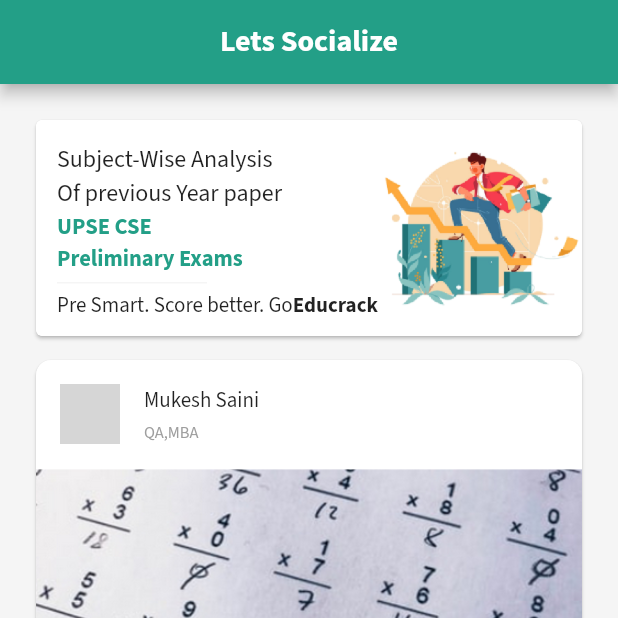
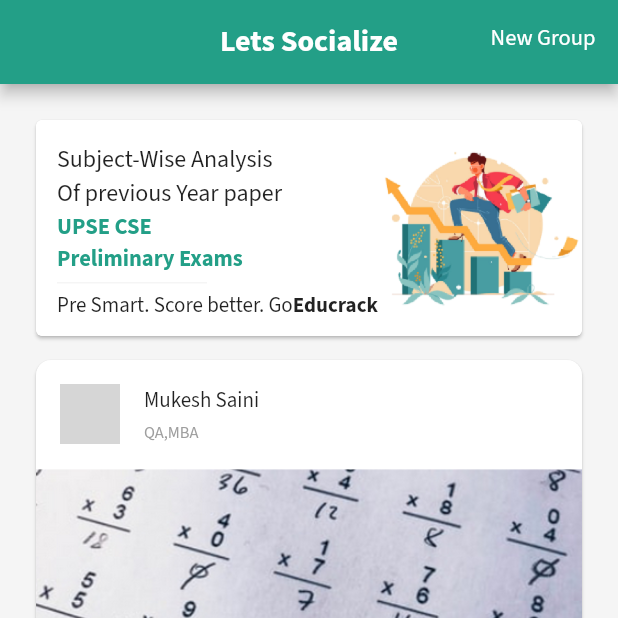
Before and after one commit to sudislife/edumeet, a Flutter app: the screen it shows after launch, on a phone screen of 412 x 824 dp, the top half of it. Run offline on Flutter 3.47's test engine with Material 2 defaults, Android fonts, the phone set to English and light mode, and no system bars; our stand-ins replace auto_size_text, dotted_border, font_awesome_flutter, google_fonts, line_awesome_icons, outline_material_icons; network calls fail; grey boxes are pictures that could not be loaded.

Commit message:
routing done Signed-off-by: frax0n <harsh.dutta338@gmail.com>

```diff
--- a/lib/EduMeet/Add_in_group.dart
+++ b/lib/EduMeet/Add_in_group.dart
@@ -51,7 +51,7 @@
                       title: TextFormField(
                         decoration: InputDecoration(
                           border: InputBorder.none,
-                          hintText: 'Write a comment',
+                          hintText: 'Search',
                         ),
                       ))),
               SizedBox(height: 10),
--- a/lib/EduMeet/Lets_Socialize.dart
+++ b/lib/EduMeet/Lets_Socialize.dart
@@ -1,3 +1,4 @@
+import 'package:EduMeet/EduMeet/ChatPage/screens/NewGroup.dart';
 import 'package:EduMeet/EduMeet/ChatPage/screens/chat_screen.dart';
 import 'package:EduMeet/EduMeet/Pages/Chat.dart';
 import 'package:EduMeet/EduMeet/Pages/SharePost.dart';
@@ -34,6 +35,19 @@
         flexibleSpace: Container(
           decoration: appBarDecoration,
         ),
+        actions: [
+          InkWell(
+            onTap: () {
+              Navigator.push(context, MaterialPageRoute(builder: (context) {
+                return NewGroup();
+              }));
+            },
+            child: Padding(
+              padding: const EdgeInsets.all(15.0),
+              child: Text('New Group', style: TextStyle(fontSize: 15)),
+            ),
+          )
+        ],
       ),
       body: PageView(
         controller: pageController,
```
Also changed, not shown: lib/EduMeet/ChatPage/screens/NewGroup.dart (+23 -26 lines), lib/EduMeet/ChatPage/screens/chat_screen.dart (+8 -1 lines).
